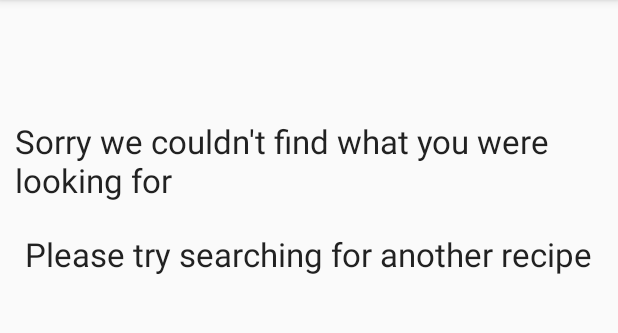
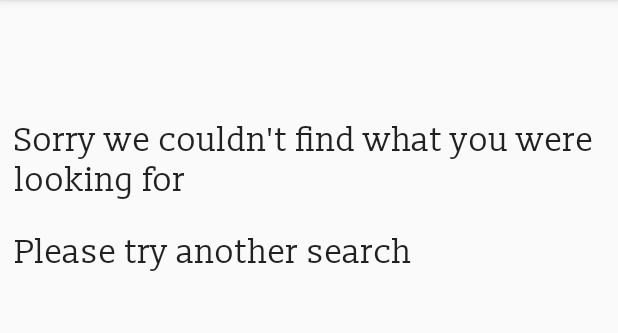
Before and after one commit to ucsdCSE110wi16/CSE110M260T4, an Android app: the fragment NotFoundFragment shown on its own in the app's theme, on a phone screen of 412 x 824 dp, the part 84-417 px from its top. Run offline under Robolectric (Android 15) with nearby library versions, the phone set to English and light mode, and no system bars.

Commit message:
edited search not found layout

```diff
--- a/app/src/main/java/com/ucsd/cse110/recipeforsuccess/NotFoundFragment.java
+++ b/app/src/main/java/com/ucsd/cse110/recipeforsuccess/NotFoundFragment.java
@@ -1,11 +1,13 @@
 package com.ucsd.cse110.recipeforsuccess;
 
 
+import android.graphics.Typeface;
 import android.os.Bundle;
 import android.support.v4.app.Fragment;
 import android.view.LayoutInflater;
 import android.view.View;
 import android.view.ViewGroup;
+import android.widget.TextView;
 
 
 /**
@@ -23,7 +25,24 @@ public class NotFoundFragment extends Fragment {
     public View onCreateView(LayoutInflater inflater, ViewGroup container,
                              Bundle savedInstanceState) {
         // Inflate the layout for this fragment
-        return inflater.inflate(R.layout.fragment_not_found, container, false);
+
+        View v = inflater.inflate(R.layout.fragment_not_found, container, false);
+        setText(v);
+
+        return v;
+    }
+
+    public void setText(View v) {
+        TextView top = (TextView) v.findViewById(R.id.textView3);
+        Typeface typeFace1 = Typeface.createFromAsset(getContext().getAssets(), "Slabo13px-Regular.ttf");
+        top.setTypeface(typeFace1);
+        top.setText("Sorry we couldn't find what you were looking for");
+
+        TextView bottom = (TextView) v.findViewById(R.id.textView4);
+        Typeface typeFace2 = Typeface.createFromAsset(getContext().getAssets(), "Slabo13px-Regular.ttf");
+        bottom.setTypeface(typeFace2);
+        bottom.setText("Please try another search");
+
     }
 
 }
--- a/app/src/main/java/com/ucsd/cse110/recipeforsuccess/RecipeDetailViewFragment.java
+++ b/app/src/main/java/com/ucsd/cse110/recipeforsuccess/RecipeDetailViewFragment.java
@@ -79,7 +79,7 @@ public class RecipeDetailViewFragment extends Fragment {
         return v;
     }
 
-    //used in get recipe details; runs a second tread to load the image with url
+        //used in get recipe details; runs a second tread to load the image with url
 
     public class LoadImageFromURL extends AsyncTask<String, Void, Bitmap> {
 
--- a/app/src/main/res/layout/fragment_not_found.xml
+++ b/app/src/main/res/layout/fragment_not_found.xml
@@ -10,23 +10,20 @@
         android:layout_width="wrap_content"
         android:layout_height="wrap_content"
         android:textAppearance="?android:attr/textAppearanceLarge"
-        android:text="Sorry we couldn&apos;t find what you were looking for"
+        android:text=""
         android:id="@+id/textView3"
         android:layout_gravity="center_horizontal|top"
         android:layout_marginTop="79dp"
         android:layout_marginLeft="10dp"
-        android:layout_marginRight="10dp"
-        android:layout_alignParentTop="true"
-        android:layout_centerHorizontal="true" />
+        android:layout_marginRight="10dp" />
 
     <TextView
         android:layout_width="wrap_content"
         android:layout_height="wrap_content"
         android:textAppearance="?android:attr/textAppearanceLarge"
-        android:text="Please try searching for another recipe"
+        android:text=""
         android:id="@+id/textView4"
         android:layout_below="@+id/textView3"
-        android:layout_centerHorizontal="true"
         android:layout_marginTop="20dp"
         android:layout_marginLeft="10dp"
         android:layout_marginRight="10dp" />
```
